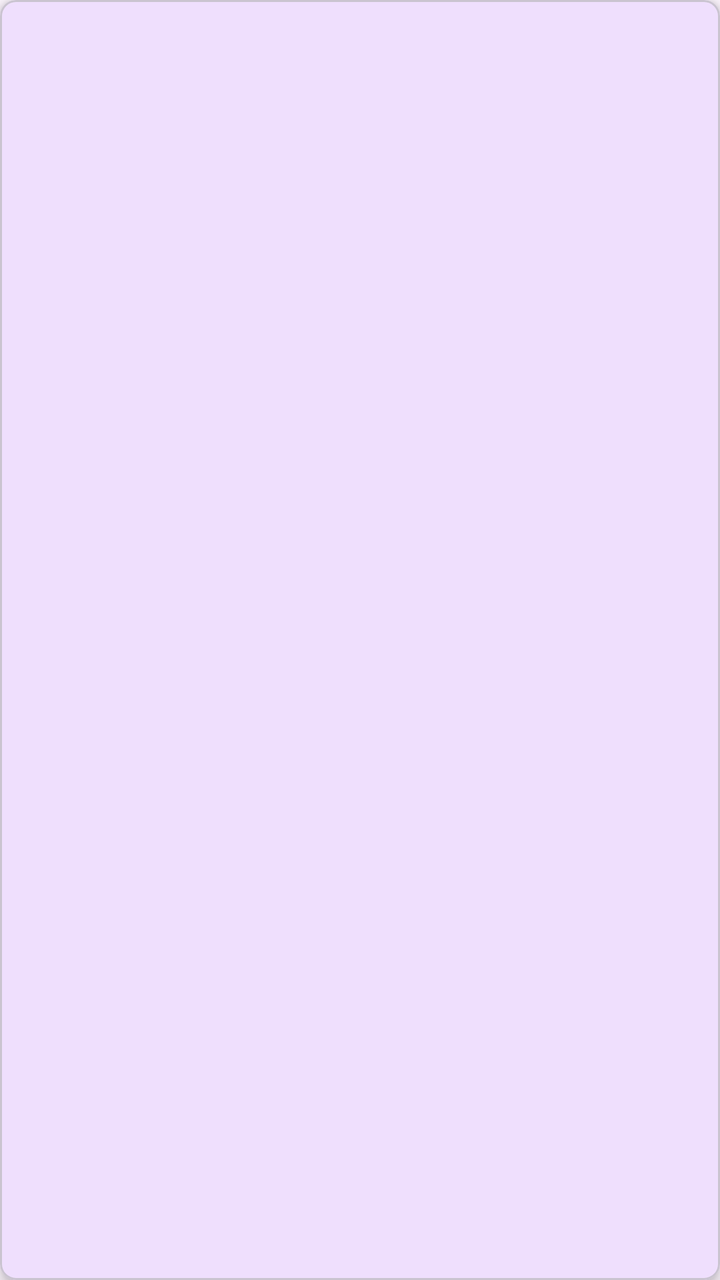
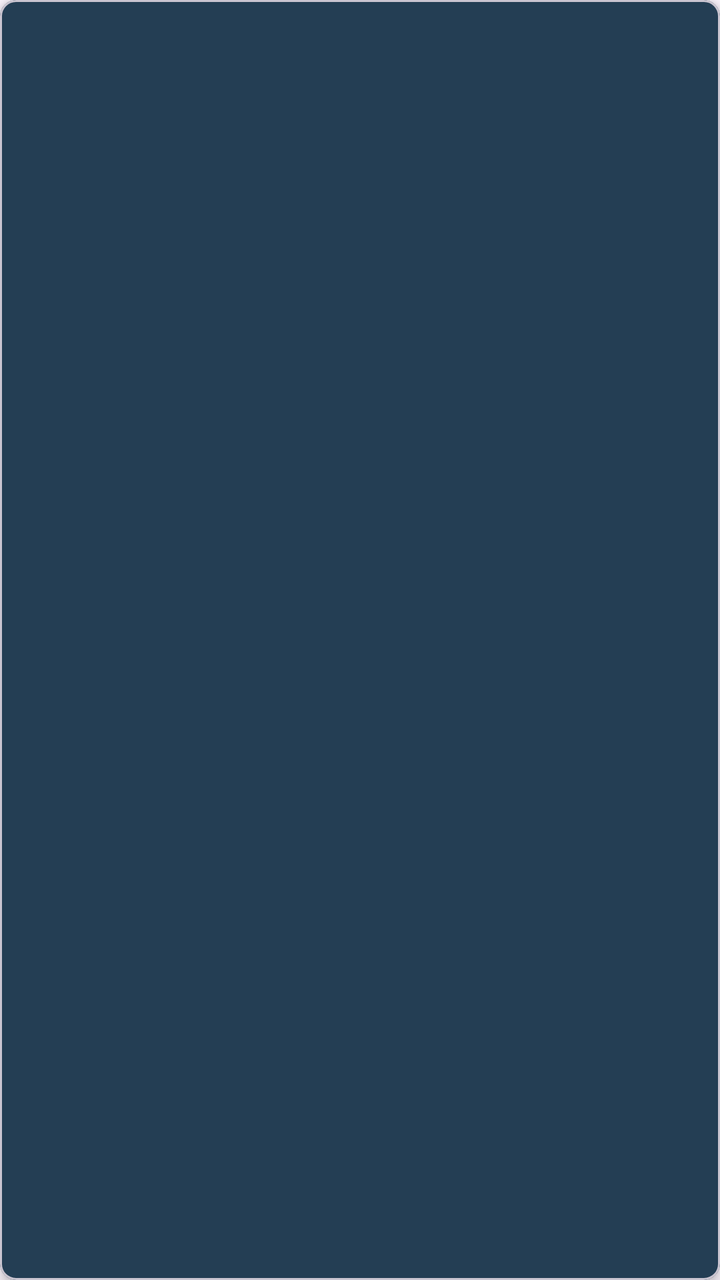

Screens rendered from an Android XML layout before and after an edit, with the pre-edit source and the edit as a unified diff.
<!-- AndroidManifest.xml: application theme Theme.SmileHairClinic -->
<!-- res/layout/item_patient.xml -->
<?xml version="1.0" encoding="utf-8"?>
<com.google.android.material.card.MaterialCardView xmlns:android="http://schemas.android.com/apk/res/android"
    xmlns:app="http://schemas.android.com/apk/res-auto"
    android:layout_width="match_parent"
    android:layout_height="wrap_content"
    android:layout_margin="8dp"
    app:cardCornerRadius="8dp"
    app:cardElevation="4dp">

    <TextView
        android:id="@+id/textViewPatientNameItem"
        android:layout_width="match_parent"
        android:layout_height="wrap_content"
        android:padding="16dp"
        android:textAppearance="@style/TextAppearance.AppCompat.Medium" />

</com.google.android.material.card.MaterialCardView>
<!-- resources referenced by this layout -->
<resources>
  <style name="Theme.SmileHairClinic" parent="Base.Theme.SmileHairClinic" />
  <style name="Base.Theme.SmileHairClinic" parent="Theme.Material3.DayNight.NoActionBar">
          
          
          <item name="colorPrimary">#6200EE</item>
          <item name="colorPrimaryDark">#3700B3</item>
          <item name="colorAccent">#03DAC5</item>
      </style>
</resources>

<!-- the commit's change to res/layout/item_patient.xml (unified diff, before → after) -->
@@ -5,12 +5,14 @@
     android:layout_height="wrap_content"
     android:layout_margin="8dp"
     app:cardCornerRadius="8dp"
+    app:cardBackgroundColor="#243e54"
     app:cardElevation="4dp">
 
     <TextView
         android:id="@+id/textViewPatientNameItem"
         android:layout_width="match_parent"
         android:layout_height="wrap_content"
+        android:textColor="@color/white"
         android:padding="16dp"
         android:textAppearance="@style/TextAppearance.AppCompat.Medium" />
 
<!-- resource entries referenced after the edit -->
@@ -1,5 +1,6 @@
 <!-- resources referenced by this layout -->
 <resources>
+  <color name="white">#FFFFFFFF</color>
   <style name="Theme.SmileHairClinic" parent="Base.Theme.SmileHairClinic" />
   <style name="Base.Theme.SmileHairClinic" parent="Theme.Material3.DayNight.NoActionBar">
           
